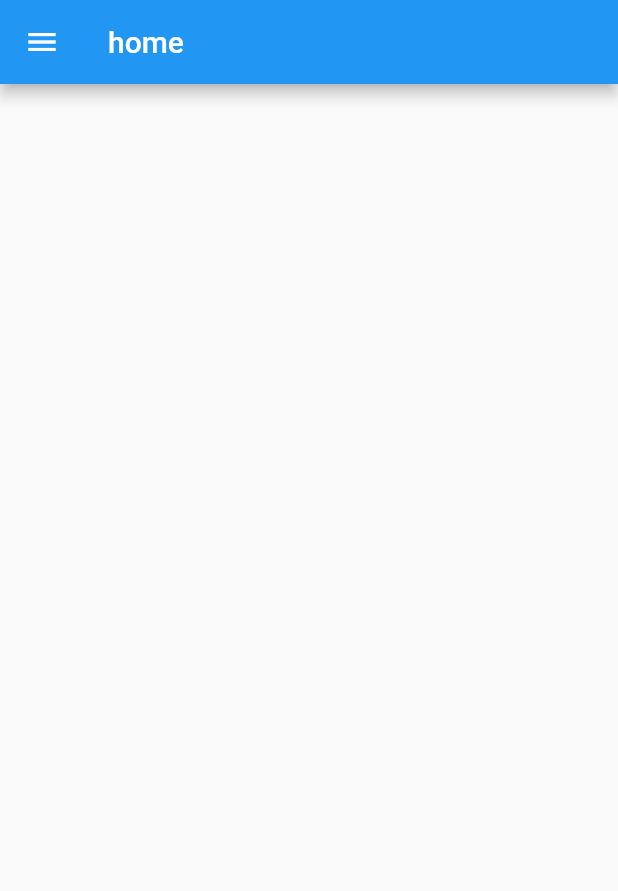
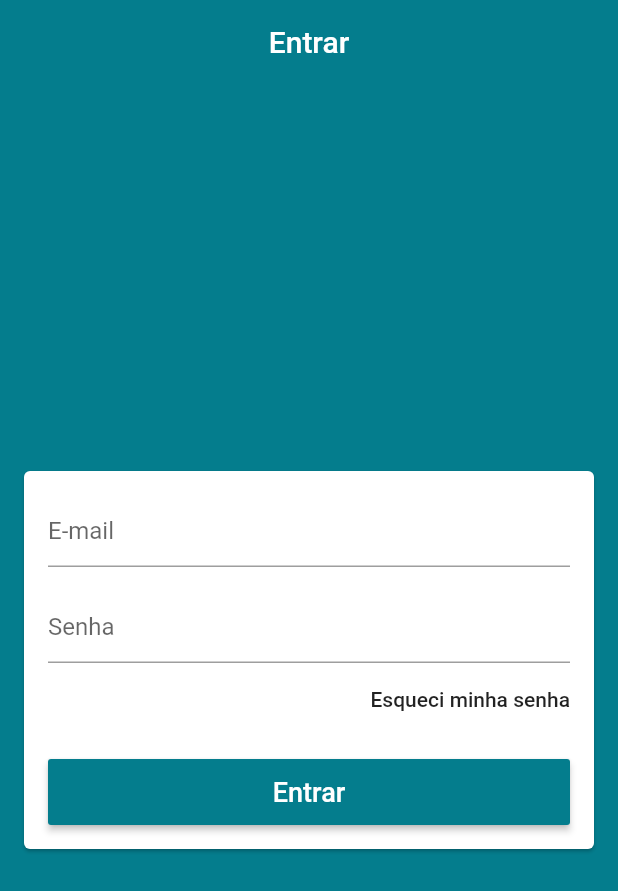
Before and after one commit to EdivaldoAlmeida/loja-virual, a Flutter app: the screen it shows after launch, on a phone screen of 412 x 824 dp. Shown: the top 891 px of the screen. Run offline on Flutter 3.47's test engine with Material 2 defaults, Android fonts, the phone set to English and light mode, and no system bars; our stand-ins replace cloud_firestore; missing offline and left inert: charcode; accounts and stored records are empty.

Commit message:
Criando a tela de login

```diff
--- a/lib/commons/custom_drawer/drawer_tile.dart
+++ b/lib/commons/custom_drawer/drawer_tile.dart
@@ -19,6 +19,7 @@ class DrawerTile extends StatelessWidget {
   Widget build(BuildContext context) {
     //Obtendo a página atual através do PageManager.
     final int curPage = context.watch<PageManager>().page;
+    final Color primaryColor = Theme.of(context).primaryColor;
 
         return InkWell(
           onTap: (){
@@ -34,7 +35,7 @@ class DrawerTile extends StatelessWidget {
               child: Icon(
                   iconData,
                 size: 32,
-                color: curPage == page ? Colors.red : Colors.grey[700],
+                color: curPage == page ? primaryColor : Colors.grey[700],
               ),
             ),
             Text(
--- a/lib/main.dart
+++ b/lib/main.dart
@@ -15,7 +15,11 @@ class MyApp extends StatelessWidget {
       debugShowCheckedModeBanner: false,
       title: 'Loja do Edivaldo',
       theme: ThemeData(
-        primarySwatch: Colors.blue,
+        primaryColor: const Color.fromARGB(255, 4, 125, 141),
+        scaffoldBackgroundColor: const Color.fromARGB(255, 4, 125, 141),
+        appBarTheme: const AppBarTheme(
+          elevation: 0
+        ),
         visualDensity: VisualDensity.adaptivePlatformDensity
       ),
       home: BaseScreen()
--- a/lib/screens/base/base_screen.dart
+++ b/lib/screens/base/base_screen.dart
@@ -1,6 +1,7 @@
 import 'package:flutter/material.dart';
 import 'package:loja_virtual/commons/custom_drawer/custom_drawer.dart';
 import 'package:loja_virtual/models/page_manager.dart';
+import 'package:loja_virtual/screens/login/login_screen.dart';
 import 'package:provider/provider.dart';
 
 class BaseScreen extends StatelessWidget {
@@ -19,12 +20,7 @@ class BaseScreen extends StatelessWidget {
         controller: pageController,
         physics: const NeverScrollableScrollPhysics(),
         children: <Widget>[
-          Scaffold(
-            drawer: CustomDrawer(),
-            appBar: AppBar(
-              title: const Text('home'),
-            ),
-          ),
+          LoginScreen(),
           Scaffold(
             drawer: CustomDrawer(),
             appBar: AppBar(
--- /dev/null
+++ b/lib/screens/login/login_screen.dart
@@ -0,0 +1,74 @@
+import 'package:flutter/cupertino.dart';
+import 'package:flutter/material.dart';
+import 'package:flutter/widgets.dart';
+
+class LoginScreen extends StatelessWidget {
+  @override
+  Widget build(BuildContext context) {
+    return Scaffold(
+      appBar: AppBar(
+        title: const Text('Entrar'),
+        centerTitle: true,
+      ),
+      body: Center(
+        child: Card(
+          margin: const EdgeInsets.symmetric(horizontal: 16),
+          child: ListView(
+            padding: const EdgeInsets.all(16),
+            shrinkWrap: true, //Lista irá ocupar a menor altura possível
+            children: <Widget>[
+              TextFormField(
+                decoration: const InputDecoration(hintText: 'E-mail'),
+                keyboardType: TextInputType.emailAddress,
+                autocorrect: false,
+                validator: (email){
+                  return null;
+                },
+              ),
+              const SizedBox(height: 16,),
+              TextFormField(
+                decoration: const InputDecoration(hintText: 'Senha'),
+                autocorrect: false,
+                obscureText: true,
+                validator: (pass){
+                  if(pass.isEmpty || pass.length <6) {
+                    return 'Senha inválida';
+                  }
+                  return null;
+                },
+              ),
+              Align(
+                alignment: Alignment.centerRight,
+                child: FlatButton(
+                  onPressed: (){
+
+                  },
+                  padding: EdgeInsets.zero,
+                  child: const Text(
+                    'Esqueci minha senha'
+                  ),
+                ),
+              ),
+              const SizedBox(height: 16,),
+              SizedBox(
+                height: 44,
+                child: RaisedButton(
+                  onPressed: (){
+                  },
+                  color: Theme.of(context).primaryColor,
+                  textColor: Colors.white,
+                  child: const Text(
+                    'Entrar',
+                    style: TextStyle(
+                      fontSize: 18
+                    ),
+                  ),
+                ),
+              )
+            ],
+          ),
+        ),
+      ),
+    );
+  }
+}
```
